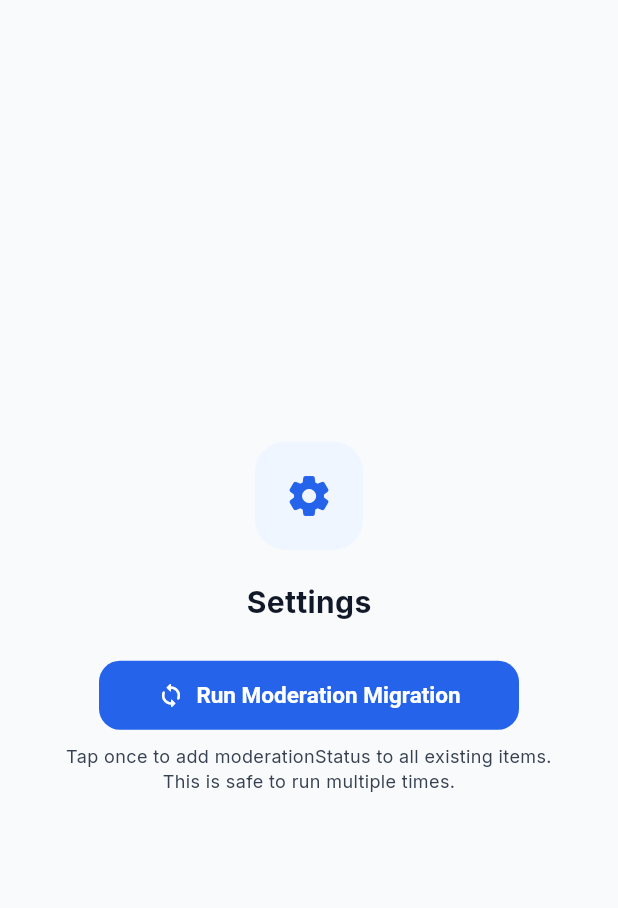
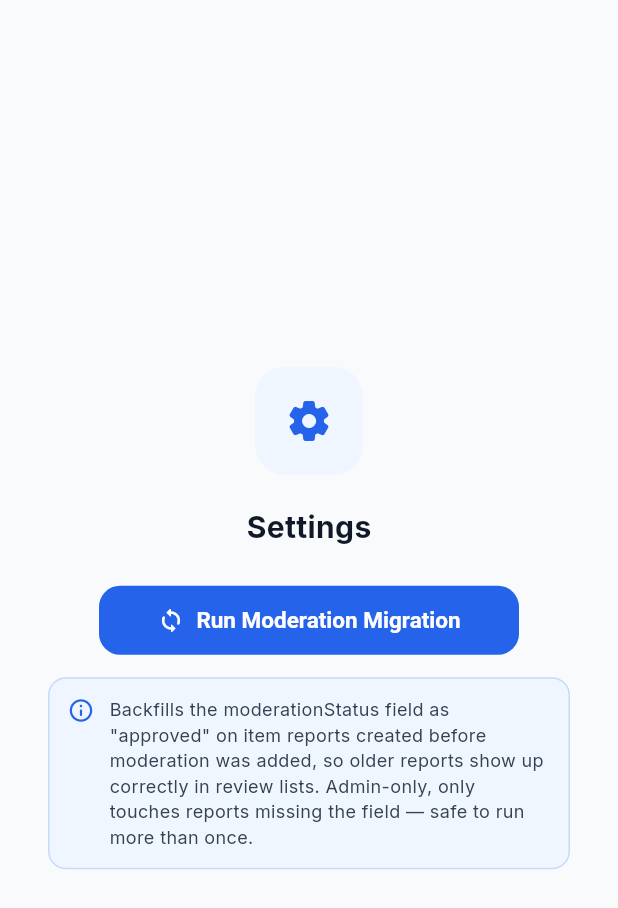
Before and after one commit to V3ntong/kahkenshaney, a Flutter app: the _SettingsSection widget shown alone on an empty page, opened directly with empty values, on a phone screen of 412 x 824 dp. Shown: the top 908 px of the screen. Run offline on Flutter 3.47's test engine with Material 3 defaults, Android fonts, the light colour scheme and no system bars; our stand-ins replace cached_network_image, cloud_firestore, cloud_functions, firebase_auth, firebase_core, firebase_messaging and 5 more; missing offline and left inert: firebase_app_check; accounts and stored records are empty; network calls fail.

Commit message:
docs(admin): B3 - document Run Moderation Migration button (code comment + in-app plain-language description)

```diff
--- a/lib/screens/admin_dashboard.dart
+++ b/lib/screens/admin_dashboard.dart
@@ -3393,6 +3393,13 @@ class _SettingsSection extends StatefulWidget {
 class _SettingsSectionState extends State<_SettingsSection> {
   bool _migrating = false;
 
+  // B3: what this button actually does.
+  // Handler -> Cloud Function `migrateModerationStatus` (functions/src/index.ts):
+  // an admin-only, idempotent Firestore backfill that stamps
+  // `moderationStatus: 'approved'` onto every `items` document created before
+  // the moderation feature existed (documents that already have the field are
+  // skipped). It is a one-time migration by design but safe to re-run; whether
+  // to hide/remove it going forward is a call for the project owner.
   Future<void> _runMigration() async {
     setState(() => _migrating = true);
     try {
@@ -3460,11 +3467,46 @@ class _SettingsSectionState extends State<_SettingsSection> {
                   ),
                 ),
               ),
-              const SizedBox(height: 8),
-              const Text(
-                'Tap once to add moderationStatus to all existing items.\nThis is safe to run multiple times.',
-                textAlign: TextAlign.center,
-                style: TextStyle(fontSize: 12, color: AppColors.textSecondary),
+              const SizedBox(height: 14),
+              // B3: plain-language description of the migration so future
+              // admins know what pressing the button does.
+              ConstrainedBox(
+                constraints: const BoxConstraints(maxWidth: 460),
+                child: Container(
+                  padding: const EdgeInsets.all(12),
+                  decoration: BoxDecoration(
+                    color: AppColors.primarySurface,
+                    borderRadius: BorderRadius.circular(12),
+                    border: Border.all(
+                      color: AppColors.primary.withValues(alpha: 0.2),
+                    ),
+                  ),
+                  child: const Row(
+                    crossAxisAlignment: CrossAxisAlignment.start,
+                    children: [
+                      Icon(
+                        Icons.info_outline_rounded,
+                        size: 18,
+                        color: AppColors.primary,
+                      ),
+                      SizedBox(width: 10),
+                      Expanded(
+                        child: Text(
+                          'Backfills the moderationStatus field as "approved" on '
+                          'item reports created before moderation was added, so '
+                          'older reports show up correctly in review lists. '
+                          'Admin-only, only touches reports missing the field — '
+                          'safe to run more than once.',
+                          style: TextStyle(
+                            fontSize: 12,
+                            height: 1.45,
+                            color: AppColors.textSecondary,
+                          ),
+                        ),
+                      ),
+                    ],
+                  ),
+                ),
               ),
             ],
           ),
```
